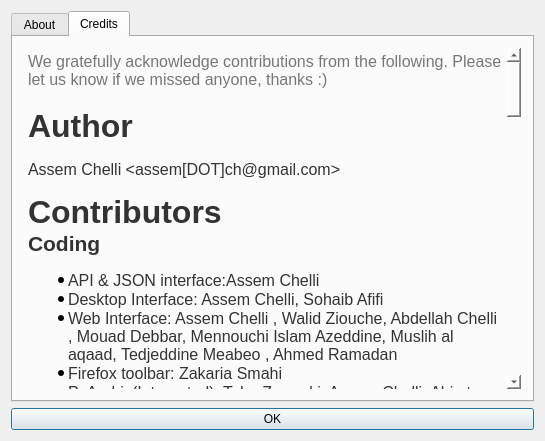
The window that src/alfanous-desktop/UI/aboutDlg.ui (Alfanous-team/alfanous) describes before a commit, drawn with Qt 5.
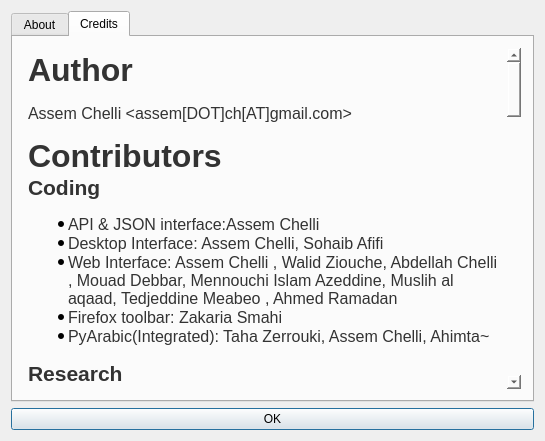
The same window after the commit. The open tabs and pages were chosen to show the change.

Patch:
```diff
--- a/src/alfanous-desktop/UI/aboutDlg.ui
+++ b/src/alfanous-desktop/UI/aboutDlg.ui
@@ -195,10 +195,8 @@
 &lt;html&gt;&lt;head&gt;&lt;meta name=&quot;qrichtext&quot; content=&quot;1&quot; /&gt;&lt;style type=&quot;text/css&quot;&gt;
 p, li { white-space: pre-wrap; }
 &lt;/style&gt;&lt;/head&gt;&lt;body style=&quot; font-family:'Arial'; font-size:12pt; font-weight:400; font-style:normal;&quot;&gt;
-&lt;p style=&quot; margin-top:0px; margin-bottom:0px; margin-left:0px; margin-right:0px; -qt-block-indent:0; text-indent:0px;&quot;&gt;&lt;span style=&quot; font-family:'Helvetica,arial,freesans,clean,sans-serif'; color:#777777;&quot;&gt;We gratefully acknowledge contributions from the following. Please let us know if we missed anyone, thanks :)&lt;/span&gt;&lt;/p&gt;
-&lt;p style=&quot;-qt-paragraph-type:empty; margin-top:0px; margin-bottom:0px; margin-left:0px; margin-right:0px; -qt-block-indent:0; text-indent:0px; font-family:'Helvetica,arial,freesans,clean,sans-serif'; color:#777777;&quot;&gt;&lt;br /&gt;&lt;/p&gt;
 &lt;p style=&quot; margin-top:0px; margin-bottom:15px; margin-left:0px; margin-right:0px; -qt-block-indent:0; text-indent:0px;&quot;&gt;&lt;span style=&quot; font-family:'Helvetica,arial,freesans,clean,sans-serif'; font-size:24pt; font-weight:600; color:#333333;&quot;&gt;Author&lt;/span&gt;&lt;/p&gt;
-&lt;p style=&quot; margin-top:0px; margin-bottom:15px; margin-left:0px; margin-right:0px; -qt-block-indent:0; text-indent:0px;&quot;&gt;&lt;span style=&quot; font-family:'Helvetica,arial,freesans,clean,sans-serif'; color:#333333;&quot;&gt;Assem Chelli &amp;lt;assem[DOT]ch@gmail.com&amp;gt;&lt;/span&gt;&lt;/p&gt;
+&lt;p style=&quot; margin-top:0px; margin-bottom:15px; margin-left:0px; margin-right:0px; -qt-block-indent:0; text-indent:0px;&quot;&gt;&lt;span style=&quot; font-family:'Helvetica,arial,freesans,clean,sans-serif'; color:#333333;&quot;&gt;Assem Chelli &amp;lt;assem[DOT]ch[AT]gmail.com&amp;gt;&lt;/span&gt;&lt;/p&gt;
 &lt;p style=&quot; margin-top:0px; margin-bottom:0px; margin-left:0px; margin-right:0px; -qt-block-indent:0; text-indent:0px;&quot;&gt;&lt;a name=&quot;contributors&quot;&gt;&lt;/a&gt;&lt;span style=&quot; font-family:'Helvetica,arial,freesans,clean,sans-serif'; font-size:24pt; font-weight:600; color:#333333;&quot;&gt;C&lt;/span&gt;&lt;span style=&quot; font-family:'Helvetica,arial,freesans,clean,sans-serif'; font-size:24pt; font-weight:600; color:#333333;&quot;&gt;ontributors&lt;/span&gt;&lt;/p&gt;
 &lt;p style=&quot; margin-top:0px; margin-bottom:0px; margin-left:0px; margin-right:0px; -qt-block-indent:0; text-indent:0px;&quot;&gt;&lt;a name=&quot;coding&quot;&gt;&lt;/a&gt;&lt;span style=&quot; font-family:'Helvetica,arial,freesans,clean,sans-serif'; font-size:16pt; font-weight:600; color:#333333;&quot;&gt;C&lt;/span&gt;&lt;span style=&quot; font-family:'Helvetica,arial,freesans,clean,sans-serif'; font-size:16pt; font-weight:600; color:#333333;&quot;&gt;oding&lt;/span&gt;&lt;/p&gt;
 &lt;ul style=&quot;margin-top: 0px; margin-bottom: 0px; margin-left: 0px; margin-right: 0px; -qt-list-indent: 1;&quot;&gt;&lt;li style=&quot; font-family:'Helvetica,arial,freesans,clean,sans-serif'; color:#333333;&quot; style=&quot; margin-top:15px; margin-bottom:0px; margin-left:0px; margin-right:0px; -qt-block-indent:0; text-indent:0px;&quot;&gt;API &amp;amp; JSON interface:Assem Chelli&lt;/li&gt;
@@ -268,9 +266,12 @@
 &lt;ul style=&quot;margin-top: 0px; margin-bottom: 0px; margin-left: 0px; margin-right: 0px; -qt-list-indent: 1;&quot;&gt;&lt;li style=&quot; font-family:'Helvetica,arial,freesans,clean,sans-serif'; color:#333333;&quot; style=&quot; margin-top:15px; margin-bottom:0px; margin-left:0px; margin-right:0px; -qt-block-indent:0; text-indent:0px;&quot;&gt;Test: Walid Ziouche&lt;/li&gt;
 &lt;li style=&quot; font-family:'Helvetica,arial,freesans,clean,sans-serif'; color:#333333;&quot; style=&quot; margin-top:0px; margin-bottom:0px; margin-left:0px; margin-right:0px; -qt-block-indent:0; text-indent:0px;&quot;&gt;Bugs: Oussama Chammam, Ahmed Salem, xsoh, Yacer~, Jounathan~, BenSali~ , Many persons from the community, thanks to all.&lt;/li&gt;
 &lt;li style=&quot; font-family:'Helvetica,arial,freesans,clean,sans-serif'; color:#333333;&quot; style=&quot; margin-top:0px; margin-bottom:15px; margin-left:0px; margin-right:0px; -qt-block-indent:0; text-indent:0px;&quot;&gt;Vulns: Jalil~&lt;/li&gt;&lt;/ul&gt;
-&lt;p style=&quot; margin-top:0px; margin-bottom:15px; margin-left:0px; margin-right:0px; -qt-block-indent:0; text-indent:0px;&quot;&gt;&lt;span style=&quot; font-family:'Helvetica,arial,freesans,clean,sans-serif'; font-size:xx-large; font-weight:600; color:#333333;&quot;&gt;Acknowledgment&lt;/span&gt;&lt;/p&gt;
-&lt;p style=&quot; margin-top:15px; margin-bottom:15px; margin-left:0px; margin-right:0px; -qt-block-indent:0; text-indent:0px;&quot;&gt;&lt;span style=&quot; font-family:'Helvetica,arial,freesans,clean,sans-serif'; color:#333333;&quot;&gt;We gratefully acknowledge the following.&lt;/span&gt;&lt;/p&gt;
-&lt;ul style=&quot;margin-top: 0px; margin-bottom: 0px; margin-left: 0px; margin-right: 0px; -qt-list-indent: 1;&quot;&gt;&lt;li style=&quot; font-family:'Helvetica,arial,freesans,clean,sans-serif'; color:#333333;&quot; style=&quot; margin-top:15px; margin-bottom:0px; margin-left:0px; margin-right:0px; -qt-block-indent:0; text-indent:0px;&quot;&gt;Sabily team&lt;/li&gt;&lt;/ul&gt;
+&lt;p style=&quot; margin-top:0px; margin-bottom:15px; margin-left:0px; margin-right:0px; -qt-block-indent:0; text-indent:0px;&quot;&gt;&lt;span style=&quot; font-family:'Helvetica,arial,freesans,clean,sans-serif'; font-size:20pt; font-weight:600; color:#333333;&quot;&gt;Acknowledgment&lt;/span&gt;&lt;/p&gt;
+&lt;p style=&quot; margin-top:15px; margin-bottom:15px; margin-left:0px; margin-right:0px; -qt-block-indent:0; text-indent:0px;&quot;&gt;&lt;span style=&quot; font-family:'Helvetica,arial,freesans,clean,sans-serif'; color:#333333;&quot;&gt;We gratefully acknowledge the following:&lt;/span&gt;&lt;/p&gt;
+&lt;ul style=&quot;margin-top: 0px; margin-bottom: 0px; margin-left: 0px; margin-right: 0px; -qt-list-indent: 1;&quot;&gt;&lt;li style=&quot; font-family:'Helvetica,arial,freesans,clean,sans-serif'; color:#333333;&quot; style=&quot; margin-top:15px; margin-bottom:0px; margin-left:0px; margin-right:0px; -qt-block-indent:0; text-indent:0px;&quot;&gt;Sabily team&lt;/li&gt;
+&lt;li style=&quot; font-family:'Helvetica,arial,freesans,clean,sans-serif'; color:#333333;&quot; style=&quot; margin-top:15px; margin-bottom:0px; margin-left:0px; margin-right:0px; -qt-block-indent:0; text-indent:0px;&quot;&gt;Linux Arab Community&lt;/li&gt;
+&lt;li style=&quot; font-family:'Helvetica,arial,freesans,clean,sans-serif'; color:#333333;&quot; style=&quot; margin-top:15px; margin-bottom:0px; margin-left:0px; margin-right:0px; -qt-block-indent:0; text-indent:0px;&quot;&gt;It Scoop&lt;/li&gt;
+&lt;li style=&quot; font-family:'Helvetica,arial,freesans,clean,sans-serif'; color:#333333;&quot; style=&quot; margin-top:15px; margin-bottom:0px; margin-left:0px; margin-right:0px; -qt-block-indent:0; text-indent:0px;&quot;&gt;Tech Echo&lt;/li&gt;&lt;/ul&gt;
 &lt;p style=&quot;-qt-paragraph-type:empty; margin-top:0px; margin-bottom:0px; margin-left:0px; margin-right:0px; -qt-block-indent:0; text-indent:0px;&quot;&gt;&lt;br /&gt;&lt;/p&gt;&lt;/body&gt;&lt;/html&gt;</string>
          </property>
          <property name="overwriteMode">
```
Left out of the diff: 14 changed lines with no effect on the pictures.
